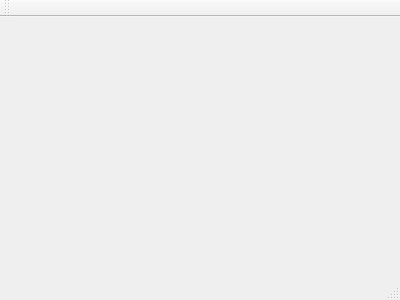
The window that mainwindow.ui (vglvproc/AlgStruct) describes before a commit, drawn with Qt 5.
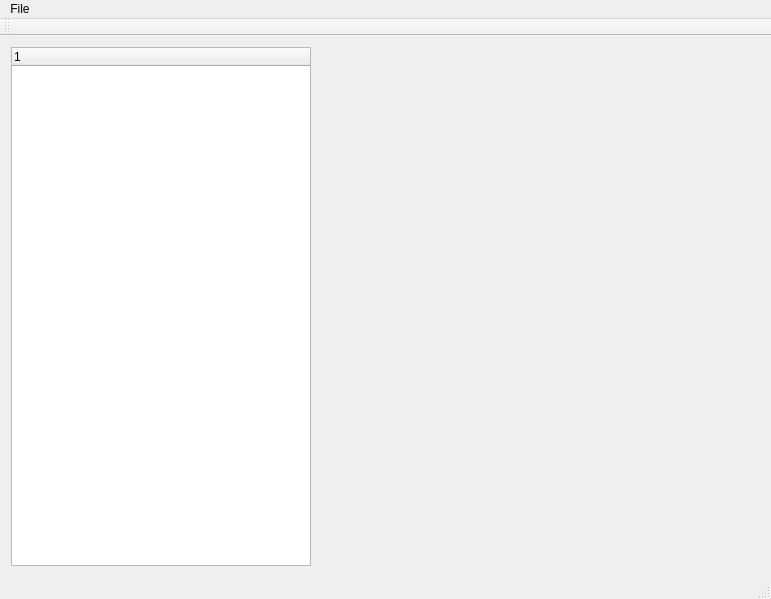
The same window after the commit.

Commit message: Some very basic interface

The edit to the form file:
```diff
--- a/mainwindow.ui
+++ b/mainwindow.ui
@@ -1,24 +1,99 @@
 <ui version="4.0">
  <class>MainWindow</class>
- <widget class="QMainWindow" name="MainWindow" >
-  <property name="geometry" >
+ <widget class="QMainWindow" name="MainWindow">
+  <property name="geometry">
    <rect>
     <x>0</x>
     <y>0</y>
-    <width>400</width>
-    <height>300</height>
+    <width>771</width>
+    <height>599</height>
    </rect>
   </property>
-  <property name="windowTitle" >
-   <string>MainWindow</string>
+  <property name="minimumSize">
+   <size>
+    <width>400</width>
+    <height>400</height>
+   </size>
   </property>
-  <widget class="QMenuBar" name="menuBar" />
-  <widget class="QToolBar" name="mainToolBar" />
-  <widget class="QWidget" name="centralWidget" />
-  <widget class="QStatusBar" name="statusBar" />
+  <property name="windowTitle">
+   <string>AlgStruct</string>
+  </property>
+  <widget class="QWidget" name="centralWidget">
+   <layout class="QGridLayout" name="gridLayout_2">
+    <item row="0" column="0">
+     <layout class="QGridLayout" name="gridLayout">
+      <item row="0" column="0">
+       <widget class="QTreeWidget" name="twMain">
+        <property name="maximumSize">
+         <size>
+          <width>300</width>
+          <height>16777215</height>
+         </size>
+        </property>
+        <property name="columnCount">
+         <number>1</number>
+        </property>
+        <column>
+         <property name="text">
+          <string notr="true">1</string>
+         </property>
+        </column>
+       </widget>
+      </item>
+      <item row="0" column="1">
+       <layout class="QHBoxLayout" name="horizontalLayout">
+        <item>
+         <spacer name="horizontalSpacer">
+          <property name="orientation">
+           <enum>Qt::Horizontal</enum>
+          </property>
+          <property name="sizeHint" stdset="0">
+           <size>
+            <width>40</width>
+            <height>20</height>
+           </size>
+          </property>
+         </spacer>
+        </item>
+       </layout>
+      </item>
+     </layout>
+    </item>
+   </layout>
+  </widget>
+  <widget class="QMenuBar" name="menuBar">
+   <property name="geometry">
+    <rect>
+     <x>0</x>
+     <y>0</y>
+     <width>771</width>
+     <height>21</height>
+    </rect>
+   </property>
+   <widget class="QMenu" name="menuFile">
+    <property name="title">
+     <string>File</string>
+    </property>
+    <addaction name="actionExit"/>
+   </widget>
+   <addaction name="menuFile"/>
+  </widget>
+  <widget class="QToolBar" name="mainToolBar">
+   <attribute name="toolBarArea">
+    <enum>TopToolBarArea</enum>
+   </attribute>
+   <attribute name="toolBarBreak">
+    <bool>false</bool>
+   </attribute>
+  </widget>
+  <widget class="QStatusBar" name="statusBar"/>
+  <action name="actionExit">
+   <property name="text">
+    <string>Exit</string>
+   </property>
+  </action>
  </widget>
- <layoutDefault spacing="6" margin="11" />
- <pixmapfunction></pixmapfunction>
+ <layoutdefault spacing="6" margin="11"/>
  <resources/>
  <connections/>
 </ui>
```
Left out of the diff: 1 changed line with no effect on the pictures. The commit also changes 1 other file.
